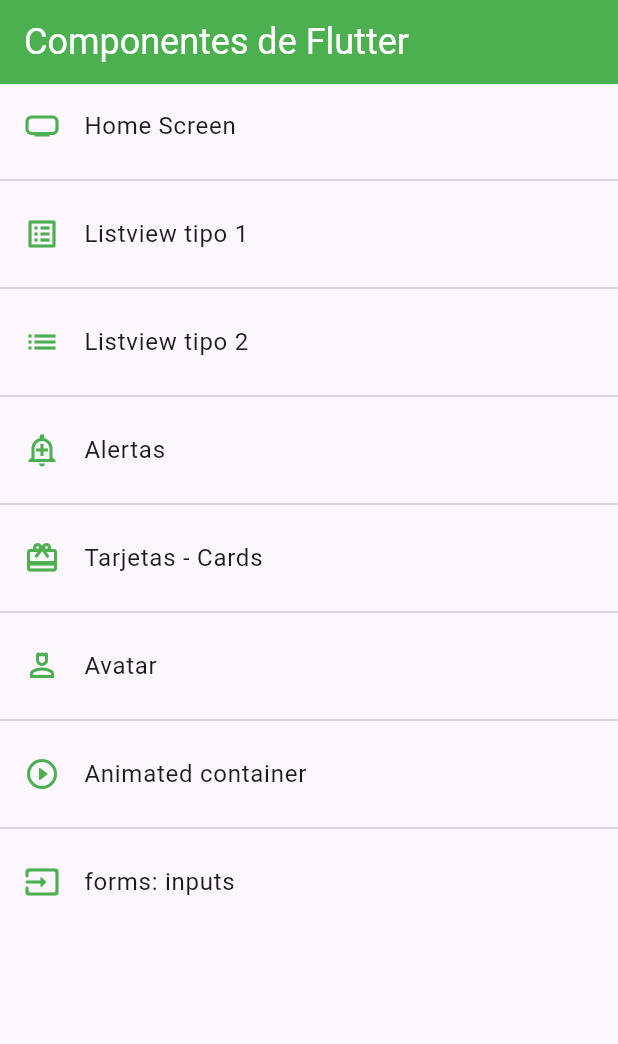
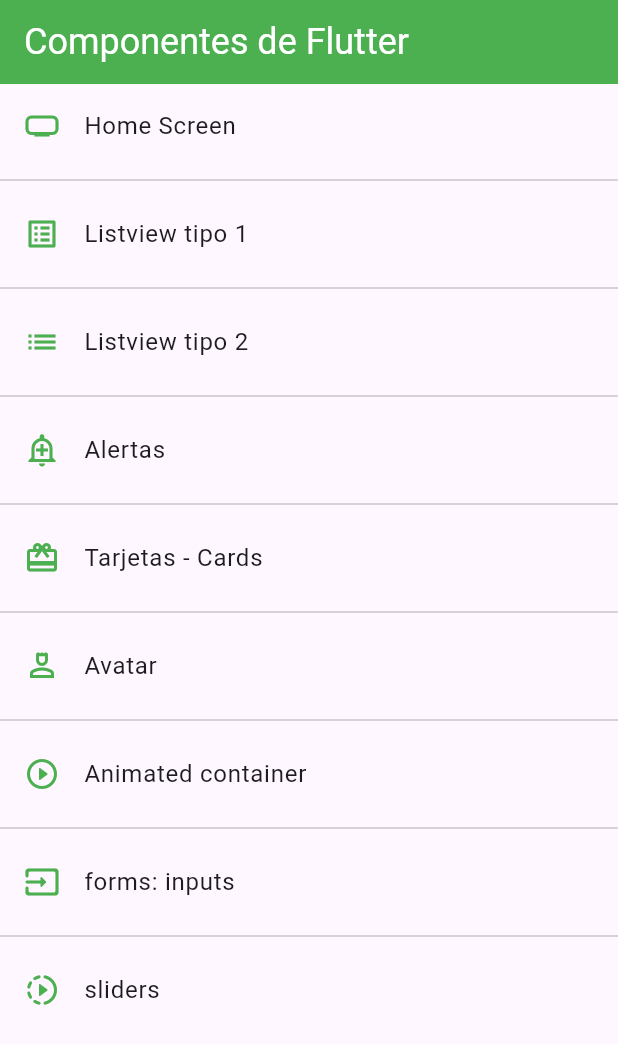
Before and after one commit to lcalorg3006/fl_components, a Flutter app: the screen it shows after launch, on a phone screen of 412 x 824 dp. Shown: the top 1044 px of the screen. Run offline on Flutter 3.47's test engine with Material 3 defaults, Android fonts, the phone set to English and light mode, and no system bars.

```diff
--- a/lib/router/app_routes.dart
+++ b/lib/router/app_routes.dart
@@ -14,7 +14,8 @@ class AppRoutes {
     MenuOption(route: 'card', icon: Icons.card_giftcard, name: "Tarjetas - Cards", screen:const  CardScreen()),
     MenuOption(route: 'avatar', icon: Icons.person_4_outlined, name: 'Avatar', screen: const AvatarScreen()),
     MenuOption(route: 'animated', icon: Icons.play_circle_outline_rounded, name: 'Animated container', screen: const AnimatedScreen()),
-    MenuOption(route: 'inputs', icon: Icons.input_rounded, name: 'forms: inputs', screen: InputsScreen())
+    MenuOption(route: 'inputs', icon: Icons.input_rounded, name: 'forms: inputs', screen: InputsScreen()),
+    MenuOption(route: 'slider', icon: Icons.slow_motion_video_rounded, name: 'sliders ', screen: SliderScreen())
 
 
   ];
--- a/lib/screens/screens.dart
+++ b/lib/screens/screens.dart
@@ -6,3 +6,4 @@ export 'package:fl_components/screens/listview2_screen.dart';
 export 'package:fl_components/screens/avatar_screen.dart';
 export 'package:fl_components/screens/animated_screen.dart';
 export 'package:fl_components/screens/inputs_screen.dart';
+export 'package:fl_components/screens/slider_screen.dart';
--- a/lib/theme/app_theme.dart
+++ b/lib/theme/app_theme.dart
@@ -50,6 +50,10 @@ class AppTheme {
           border: OutlineInputBorder(
             borderRadius: BorderRadius.circular(10)
           )
+        ),
+        sliderTheme: SliderThemeData(
+          activeTrackColor: primary,// barra
+          thumbColor: primary,//circulo
         )
 
       );
```
Also changed, not shown: lib/screens/slider_screen.dart (added, +36 -0 lines).
